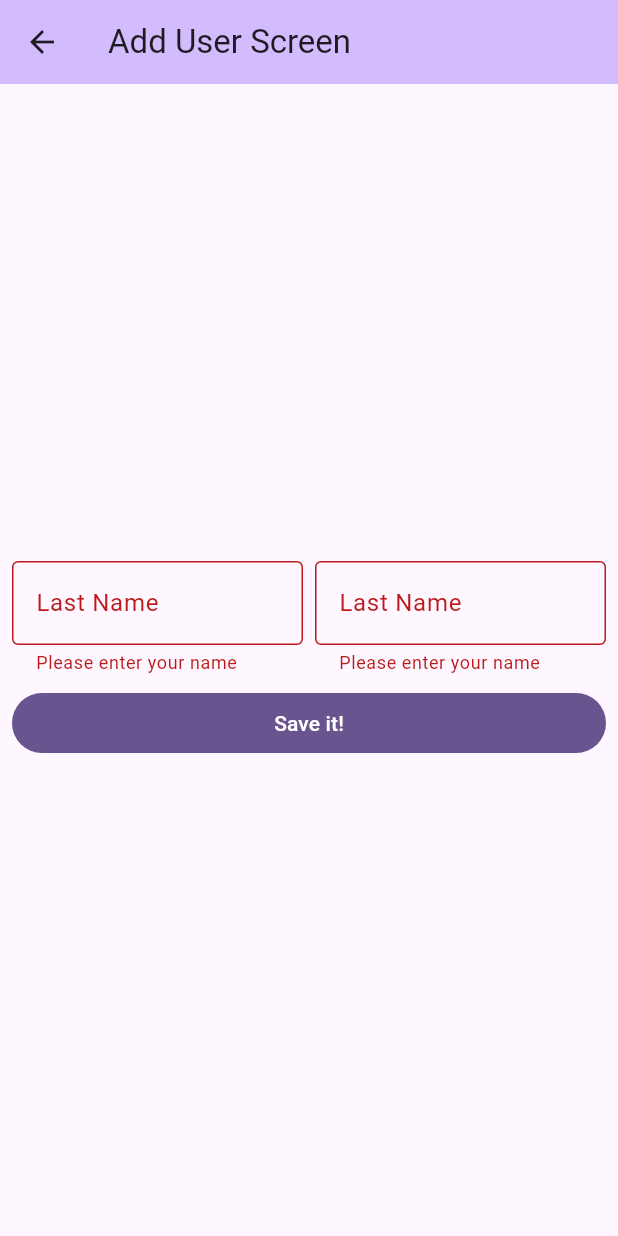
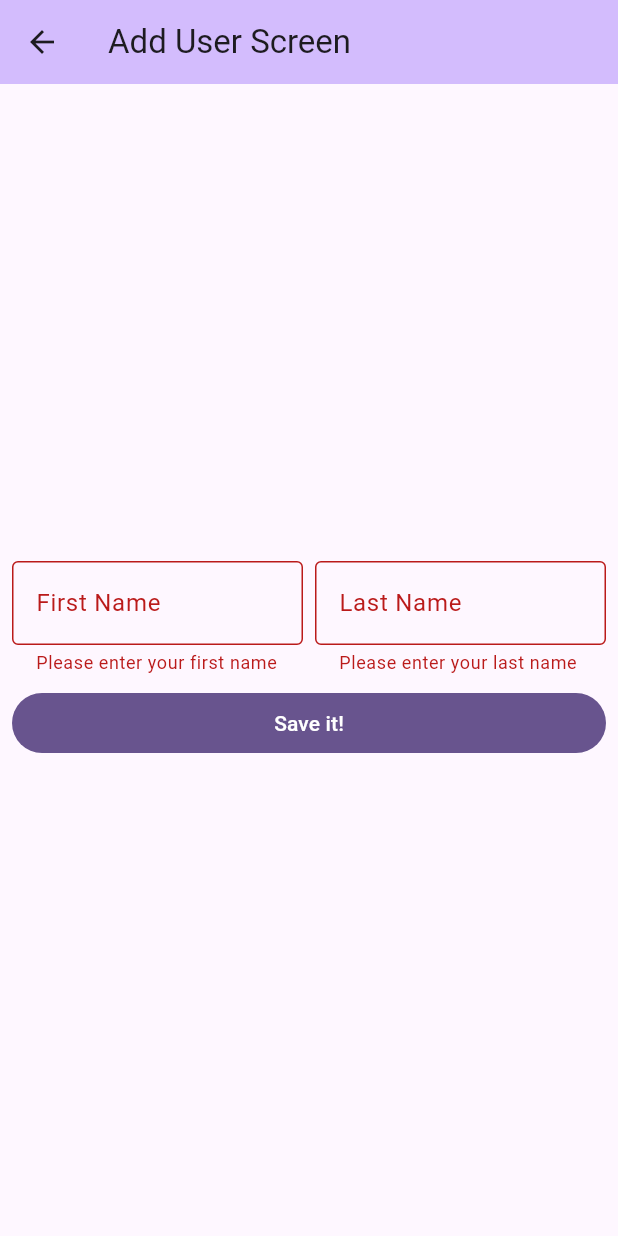
Before and after one commit to dicodingacademy/demo-ilt-flutter, a Flutter app: the AddUserScreen screen opened directly, after a tap on "Save it!", on a phone screen of 412 x 824 dp. Run offline on Flutter 3.47's test engine with Material 3 defaults, Android fonts, the phone set to English and light mode, and no system bars; our stand-ins replace flutter_local_notifications, flutter_timezone, image_picker, shared_preferences, sqflite, timezone; missing offline and left inert: tflite_flutter, workmanager; accounts and stored records are empty; project files that could hold a hidden picture were left out.

Commit message:
Make TextFormFieldWidget hint and label dynamic
Updated TextFormFieldWidget to use the provided hintText and label parameters instead of hardcoded values. This improves reusability and flexibility of the widget.

```diff
--- a/flutter_project_2/03-database/lib/screen/add_user_screen.dart
+++ b/flutter_project_2/03-database/lib/screen/add_user_screen.dart
@@ -134,13 +134,13 @@ class TextFormFieldWidget extends StatelessWidget {
       controller: controller,
       maxLines: 1,
       decoration: InputDecoration(
-        hintText: "Write your last name",
-        label: Text("Last Name"),
+        hintText: hintText,
+        label: Text(label),
         border: OutlineInputBorder(),
       ),
       validator: (value) {
         if (value == null || value.isEmpty) {
-          return 'Please enter your name';
+          return 'Please enter your ${label.toLowerCase()}';
         }
         return null;
       },
```
